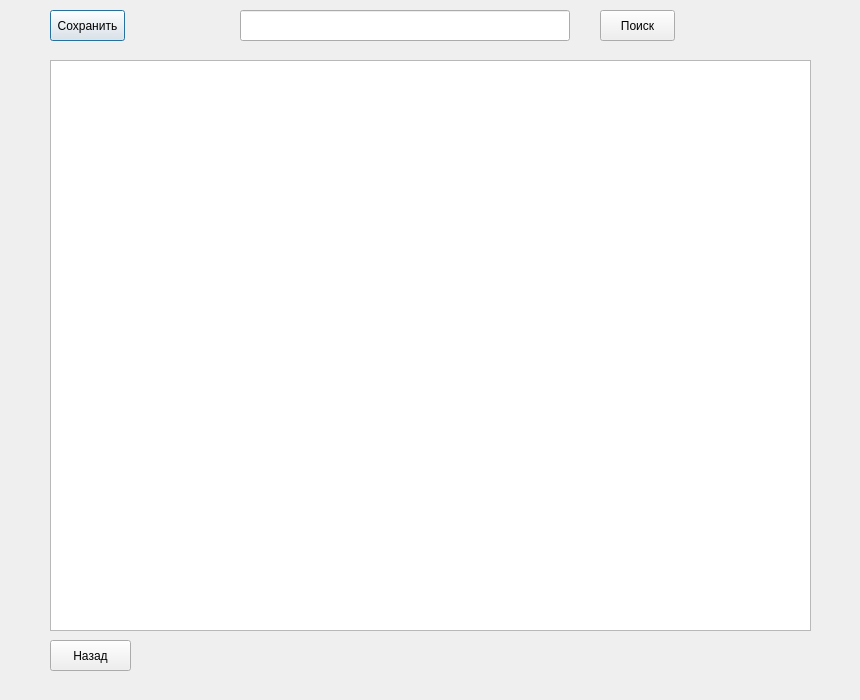
Above: Sources.ui from Tek4to/pythonPyQT before the change. Below: the same form after it.
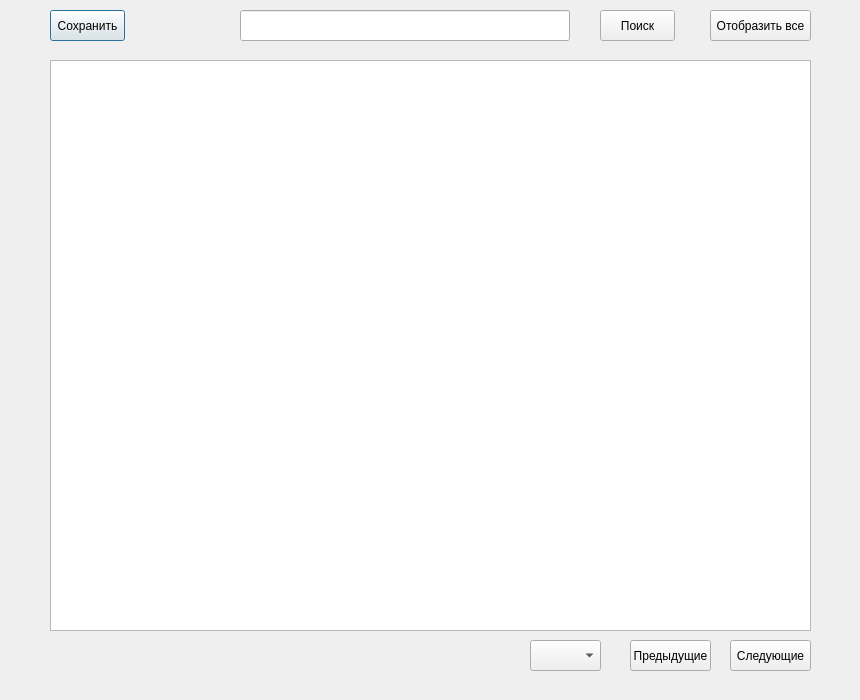
That is the form after the change.

The edit to the form file:
```diff
--- a/Sources.ui
+++ b/Sources.ui
@@ -62,14 +62,50 @@
   <widget class="QPushButton" name="pushButton_6">
    <property name="geometry">
     <rect>
-     <x>50</x>
+     <x>710</x>
+     <y>10</y>
+     <width>101</width>
+     <height>31</height>
+    </rect>
+   </property>
+   <property name="text">
+    <string>Отобразить все</string>
+   </property>
+  </widget>
+  <widget class="QComboBox" name="src_comboBox">
+   <property name="geometry">
+    <rect>
+     <x>530</x>
      <y>640</y>
+     <width>71</width>
+     <height>31</height>
+    </rect>
+   </property>
+  </widget>
+  <widget class="QPushButton" name="pushButton_7">
+   <property name="geometry">
+    <rect>
+     <x>630</x>
+     <y>640</y>
      <width>81</width>
      <height>31</height>
     </rect>
    </property>
    <property name="text">
-    <string>Назад</string>
+    <string>Предыдущие</string>
+   </property>
+  </widget>
+  <widget class="QPushButton" name="pushButton_8">
+   <property name="geometry">
+    <rect>
+     <x>730</x>
+     <y>640</y>
+     <width>81</width>
+     <height>31</height>
+    </rect>
+   </property>
+   <property name="text">
+    <string>Следующие</string>
    </property>
   </widget>
  </widget>
```
